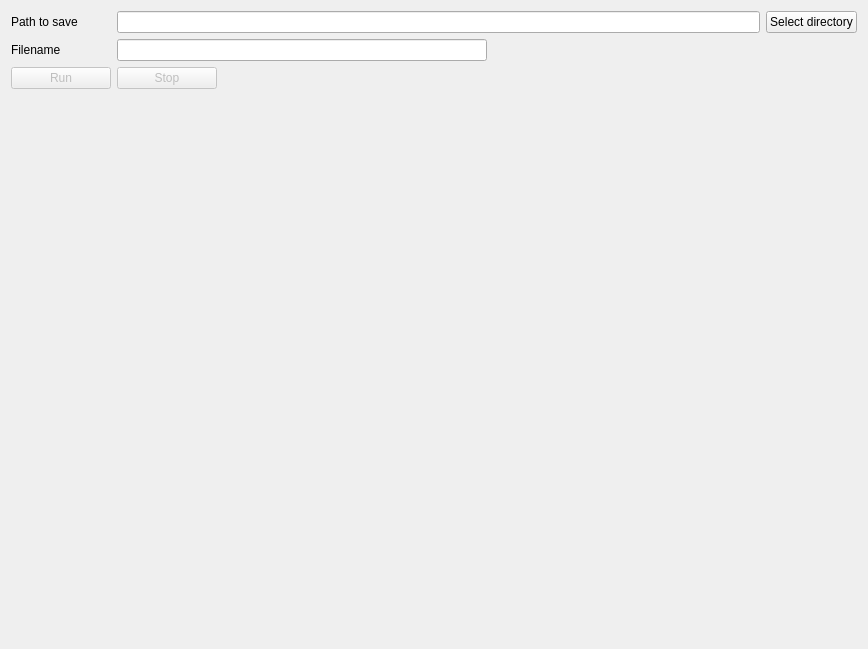
This is plugins/sweep/sweep_settingsWidget.ui in pyIVLS/pyIVLS as Qt 5 draws it before an edit. The edited form follows.
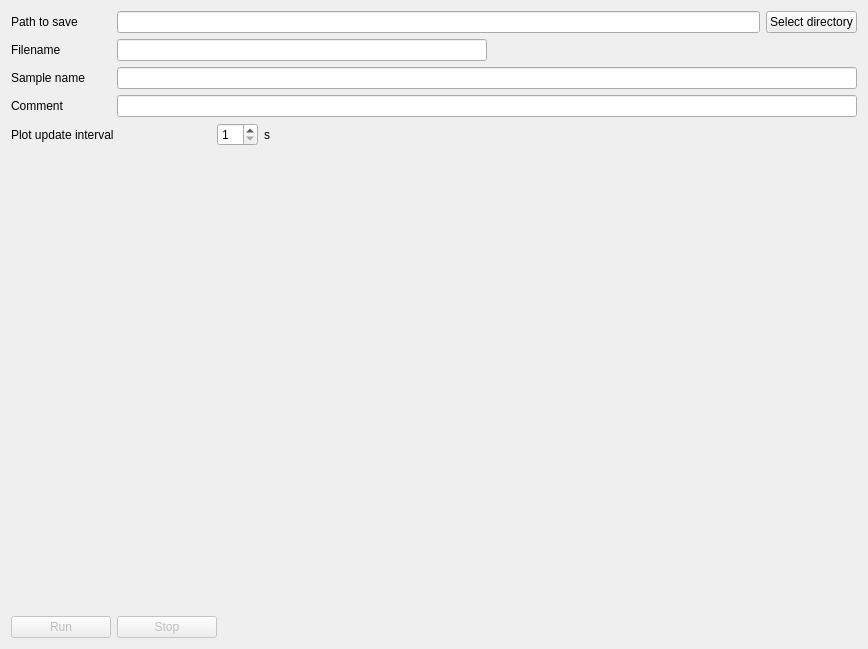
This is the edited form.

Commit message:
The sweep plugin is tested and may be used.
The Keithley plugin is tested and works with usbtmc

```diff
--- a/plugins/sweep/sweep_settingsWidget.ui
+++ b/plugins/sweep/sweep_settingsWidget.ui
@@ -20,26 +20,46 @@
    <string>Sweep</string>
   </property>
   <layout class="QGridLayout" name="gridLayout">
-   <item row="1" column="0">
-    <layout class="QHBoxLayout" name="horizontalLayout_4">
+   <item row="6" column="0">
+    <layout class="QHBoxLayout" name="horizontalLayout_6">
      <item>
-      <widget class="QLabel" name="filenameLabel">
+      <widget class="QLabel" name="label_plotUpdate">
        <property name="minimumSize">
         <size>
-         <width>100</width>
+         <width>200</width>
          <height>0</height>
         </size>
        </property>
        <property name="text">
-        <string>Filename</string>
+        <string>Plot update interval</string>
        </property>
       </widget>
      </item>
      <item>
-      <widget class="QLineEdit" name="lineEdit_filename"/>
+      <widget class="QSpinBox" name="spinBox_plotUpdate">
+       <property name="maximumSize">
+        <size>
+         <width>80</width>
+         <height>16777215</height>
+        </size>
+       </property>
+       <property name="minimum">
+        <number>1</number>
+       </property>
+       <property name="maximum">
+        <number>20</number>
+       </property>
+      </widget>
      </item>
      <item>
-      <spacer name="horizontalSpacer_2">
+      <widget class="QLabel" name="label_plotUpdateUnit">
+       <property name="text">
+        <string>s</string>
+       </property>
+      </widget>
+     </item>
+     <item>
+      <spacer name="horizontalSpacer_3">
        <property name="orientation">
         <enum>Qt::Horizontal</enum>
        </property>
@@ -80,13 +100,10 @@
      </item>
     </layout>
    </item>
-   <item row="2" column="0">
-    <layout class="QHBoxLayout" name="horizontalLayout">
+   <item row="1" column="0">
+    <layout class="QHBoxLayout" name="horizontalLayout_4">
      <item>
-      <widget class="QPushButton" name="runButton">
-       <property name="enabled">
-        <bool>false</bool>
-       </property>
+      <widget class="QLabel" name="filenameLabel">
        <property name="minimumSize">
         <size>
          <width>100</width>
@@ -94,28 +111,15 @@
         </size>
        </property>
        <property name="text">
-        <string>Run</string>
+        <string>Filename</string>
        </property>
       </widget>
      </item>
      <item>
-      <widget class="QPushButton" name="stopButton">
-       <property name="enabled">
-        <bool>false</bool>
-       </property>
-       <property name="minimumSize">
-        <size>
-         <width>100</width>
-         <height>0</height>
-        </size>
-       </property>
-       <property name="text">
-        <string>Stop</string>
-       </property>
-      </widget>
+      <widget class="QLineEdit" name="lineEdit_filename"/>
      </item>
      <item>
-      <spacer name="horizontalSpacer">
+      <spacer name="horizontalSpacer_2">
        <property name="orientation">
         <enum>Qt::Horizontal</enum>
        </property>
@@ -129,7 +133,34 @@
      </item>
     </layout>
    </item>
-   <item row="3" column="0">
+   <item row="5" column="0">
+    <layout class="QHBoxLayout" name="horizontalLayout_5">
+     <item>
+      <widget class="QLabel" name="label_comment">
+       <property name="minimumSize">
+        <size>
+         <width>100</width>
+         <height>0</height>
+        </size>
+       </property>
+       <property name="text">
+        <string>Comment</string>
+       </property>
+      </widget>
+     </item>
+     <item>
+      <widget class="QLineEdit" name="lineEdit_comment">
+       <property name="minimumSize">
+        <size>
+         <width>0</width>
+         <height>0</height>
+        </size>
+       </property>
+      </widget>
+     </item>
+    </layout>
+   </item>
+   <item row="7" column="0">
     <spacer name="verticalSpacer">
      <property name="orientation">
       <enum>Qt::Vertical</enum>
@@ -142,6 +173,75 @@
      </property>
     </spacer>
    </item>
+   <item row="4" column="0">
+    <layout class="QHBoxLayout" name="horizontalLayout_2">
+     <item>
+      <widget class="QLabel" name="sampleName_label">
+       <property name="minimumSize">
+        <size>
+         <width>100</width>
+         <height>0</height>
+        </size>
+       </property>
+       <property name="text">
+        <string>Sample name</string>
+       </property>
+      </widget>
+     </item>
+     <item>
+      <widget class="QLineEdit" name="lineEdit_sampleName"/>
+     </item>
+    </layout>
+   </item>
+   <item row="8" column="0">
+    <layout class="QHBoxLayout" name="horizontalLayout">
+     <item>
+      <widget class="QPushButton" name="runButton">
+       <property name="enabled">
+        <bool>false</bool>
+       </property>
+       <property name="minimumSize">
+        <size>
+         <width>100</width>
+         <height>0</height>
+        </size>
+       </property>
+       <property name="text">
+        <string>Run</string>
+       </property>
+      </widget>
+     </item>
+     <item>
+      <widget class="QPushButton" name="stopButton">
+       <property name="enabled">
+        <bool>false</bool>
+       </property>
+       <property name="minimumSize">
+        <size>
+         <width>100</width>
+         <height>0</height>
+        </size>
+       </property>
+       <property name="text">
+        <string>Stop</string>
+       </property>
+      </widget>
+     </item>
+     <item>
+      <spacer name="horizontalSpacer">
+       <property name="orientation">
+        <enum>Qt::Horizontal</enum>
+       </property>
+       <property name="sizeHint" stdset="0">
+        <size>
+         <width>40</width>
+         <height>20</height>
+        </size>
+       </property>
+      </spacer>
+     </item>
+    </layout>
+   </item>
   </layout>
  </widget>
  <resources/>
```
The commit also changes 10 other files.
